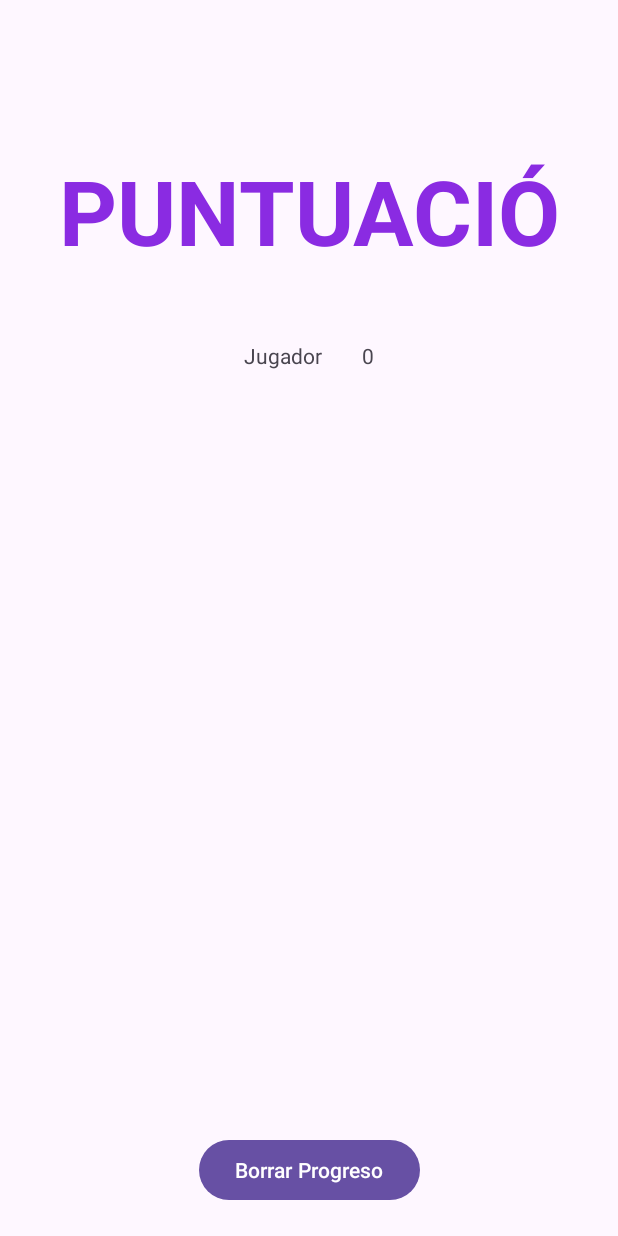
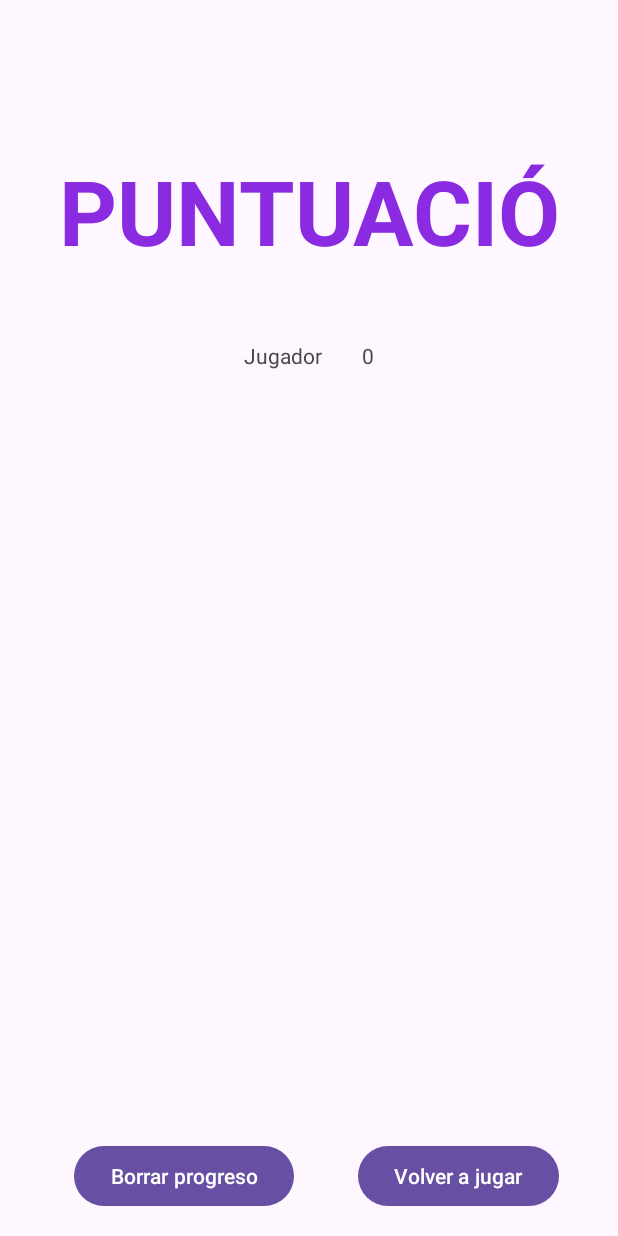
Before and after one commit to jossan23daw2/JuegoImagenes, an Android app: the PuntuacioFinalActivity screen opened directly, with no data from a screen before it, on a phone screen of 412 x 824 dp. Run offline under Robolectric (Android 15) with nearby library versions, the phone set to English and light mode, and no system bars.

Commit message:
volvera jugar

```diff
--- a/app/src/main/java/com/example/juegominecraft/PuntuacioFinalActivity.java
+++ b/app/src/main/java/com/example/juegominecraft/PuntuacioFinalActivity.java
@@ -1,5 +1,6 @@
 package com.example.juegominecraft;
 
+import android.content.Intent;
 import android.database.Cursor;
 import android.os.Bundle;
 import android.view.View;
@@ -14,6 +15,7 @@ public class PuntuacioFinalActivity extends AppCompatActivity {
 
     private SQLiteActivity db;
     private TableLayout tablaPuntuaciones;
+    private Button volverJugar, btnBorrarProgreso;
 
     @Override
     protected void onCreate(Bundle savedInstanceState) {
@@ -22,7 +24,8 @@ public class PuntuacioFinalActivity extends AppCompatActivity {
 
         db = new SQLiteActivity(this);
         tablaPuntuaciones = findViewById(R.id.tablaPuntuacion);
-        Button btnBorrarProgreso = findViewById(R.id.btnBorrarProgreso);
+        btnBorrarProgreso = findViewById(R.id.btnBorrarProgreso);
+        volverJugar = findViewById(R.id.volverJugar);
 
         cargarDatos();
         btnBorrarProgreso.setOnClickListener(new View.OnClickListener() {
@@ -31,6 +34,14 @@ public class PuntuacioFinalActivity extends AppCompatActivity {
                 db.borrarTodo();
                 tablaPuntuaciones.removeAllViews();
                 Toast.makeText(PuntuacioFinalActivity.this, "Progreso borrado", Toast.LENGTH_SHORT).show();
+            }
+        });
+        volverJugar.setOnClickListener(new View.OnClickListener() {
+            @Override
+            public void onClick(View v) {
+                Intent intent = new Intent(PuntuacioFinalActivity.this, MainActivity.class);
+                startActivity(intent);
+                finish();
             }
         });
     }
--- a/app/src/main/res/layout/activity_puntuaciofinal.xml
+++ b/app/src/main/res/layout/activity_puntuaciofinal.xml
@@ -44,9 +44,21 @@
         android:id="@+id/btnBorrarProgreso"
         android:layout_width="wrap_content"
         android:layout_height="wrap_content"
-        android:text="Borrar Progreso"
+        android:layout_marginBottom="16dp"
+        android:text="@string/borrarProgreso"
         app:layout_constraintBottom_toBottomOf="parent"
         app:layout_constraintEnd_toEndOf="parent"
-        app:layout_constraintStart_toStartOf="parent"
-        android:layout_marginBottom="20dp" />
+        app:layout_constraintHorizontal_bias="0.187"
+        app:layout_constraintStart_toStartOf="parent" />
+
+    <Button
+        android:id="@+id/volverJugar"
+        android:layout_width="wrap_content"
+        android:layout_height="wrap_content"
+        android:layout_marginBottom="16dp"
+        android:text="@string/volverJugar"
+        app:layout_constraintBottom_toBottomOf="parent"
+        app:layout_constraintEnd_toEndOf="parent"
+        app:layout_constraintHorizontal_bias="0.858"
+        app:layout_constraintStart_toStartOf="parent" />
 </androidx.constraintlayout.widget.ConstraintLayout>
--- a/app/src/main/res/values/strings.xml
+++ b/app/src/main/res/values/strings.xml
@@ -6,4 +6,7 @@
     <string name="ajustos">ajustos</string>
     <string name="jugar">Jugar</string>
     <string name="nombre">Introduce tu nombre</string>
+    <string name="borrarProgreso">Borrar progreso</string>
+    <string name="volverJugar">Volver a jugar</string>
+
 </resources>
```
Also changed, not shown: app/src/main/java/com/example/juegominecraft/AjustosActivity.java (deleted, +0 -24 lines), app/src/main/res/layout/activity_ajustos.xml (deleted, +0 -12 lines).
